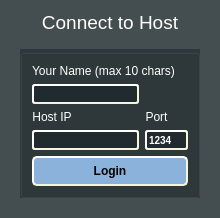
The window that mydialog.ui (Tyrox92/Gw2SPECS) describes before a commit, drawn with Qt 5.
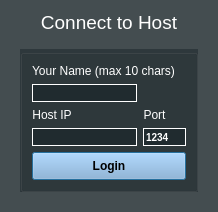
The same window after the commit.

```diff
--- a/mydialog.ui
+++ b/mydialog.ui
@@ -7,7 +7,7 @@
     <x>0</x>
     <y>0</y>
     <width>215</width>
-    <height>205</height>
+    <height>207</height>
    </rect>
   </property>
   <property name="sizePolicy">
@@ -112,7 +112,8 @@
             </sizepolicy>
            </property>
            <property name="styleSheet">
-            <string notr="true"/>
+            <string notr="true">border-radius:0px;
+border:1px solid #fff;</string>
            </property>
            <property name="maxLength">
             <number>10</number>
@@ -130,6 +131,10 @@
              <verstretch>0</verstretch>
             </sizepolicy>
            </property>
+           <property name="styleSheet">
+            <string notr="true">border-radius:0px;
+border:1px solid #fff;</string>
+           </property>
            <property name="maxLength">
             <number>100</number>
            </property>
@@ -171,6 +176,10 @@
              <height>16777215</height>
             </size>
            </property>
+           <property name="styleSheet">
+            <string notr="true">border-radius:0px;
+border:1px solid #fff;</string>
+           </property>
            <property name="text">
             <string>1234</string>
            </property>
@@ -221,7 +230,7 @@
            </property>
            <property name="minimumSize">
             <size>
-             <width>156</width>
+             <width>154</width>
              <height>0</height>
             </size>
            </property>
@@ -231,10 +240,7 @@
            <property name="styleSheet">
             <string notr="true">QPushButton#pushButton {
     background-color: #8BB2DA;
-    border-style: outset;
-    border-width: 2px;
-    border-radius: 5px;
-    border-color: beige;
+
     font: bold 12px;
     min-width: 10em;
     padding: 6px;
```
Left out of the diff: 2 changed lines with no effect on the pictures.
